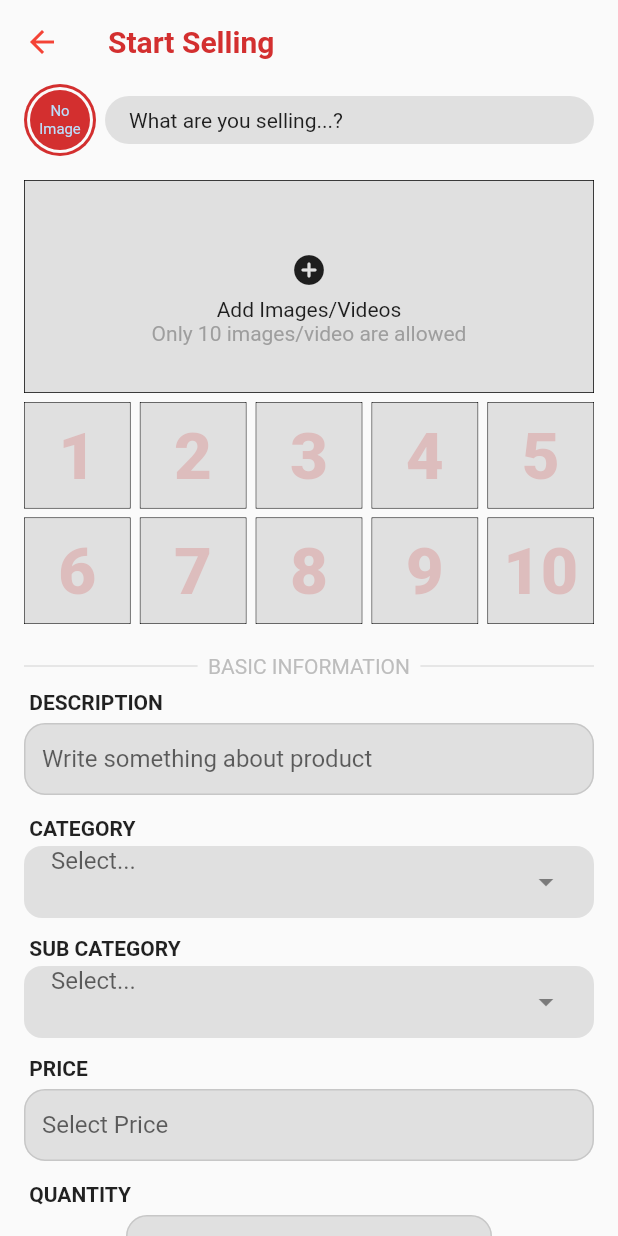
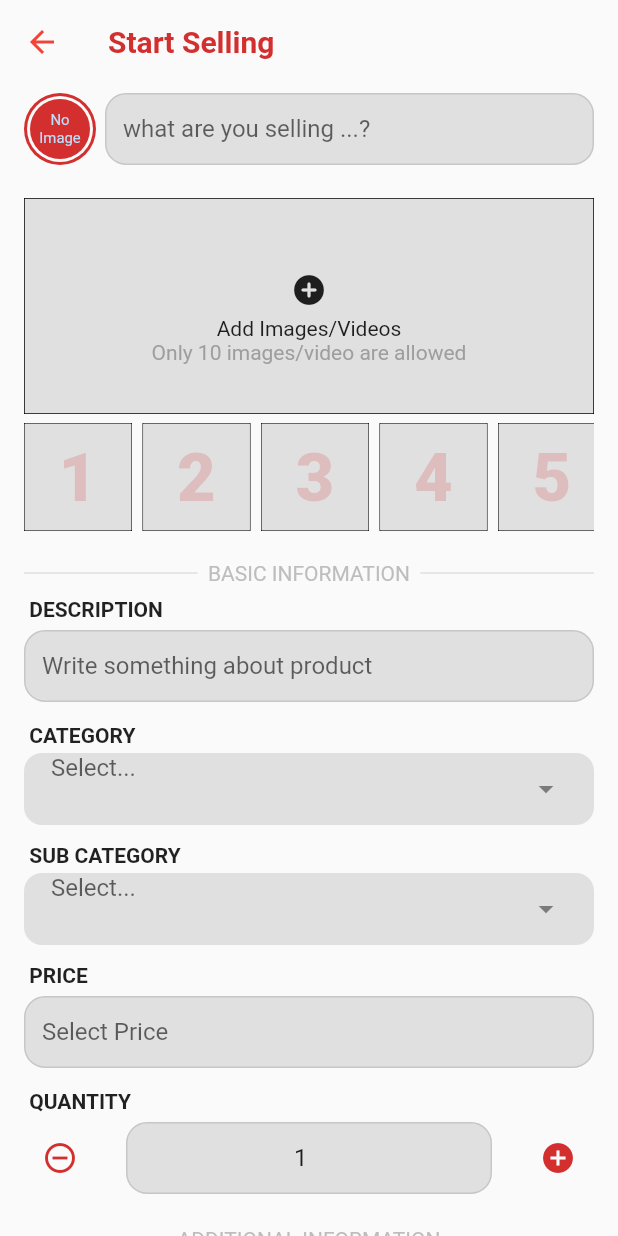
Before and after one commit to askabdulhaseeb/sellout-user, a Flutter app: the AddPage screen opened directly, on a phone screen of 412 x 824 dp. Run offline on Flutter 3.47's test engine with Material 2 defaults, Android fonts, the phone set to English and light mode, and no system bars; drawn by our look-alikes of dropdown_search; our stand-ins replace cloud_firestore, extended_image, file_picker, firebase_auth, firebase_core, firebase_storage and 5 more; accounts and stored records are empty.

Commit message:
Add prod screen work fine but not video add.

```diff
--- a/lib/models/product.dart
+++ b/lib/models/product.dart
@@ -36,6 +36,7 @@ class Product {
   Product({
     required this.pid,
     required this.uid,
+    required this.title,
     required this.prodURL,
     required this.thumbnail,
     required this.condition,
@@ -54,6 +55,7 @@ class Product {
 
   late String pid;
   late String uid;
+  late String title;
   late List<ProductURL> prodURL;
   late String thumbnail;
   late ProdConditionEnum condition;
@@ -73,6 +75,7 @@ class Product {
     return <String, dynamic>{
       'pid': pid,
       'uid': uid,
+      'title': title,
       'prodURL': prodURL.map((ProductURL e) => e.toMap()).toList(),
       'thumbnail': thumbnail,
       'condition':
@@ -100,6 +103,7 @@ class Product {
     return Product(
       pid: doc.data()!['pid'] ?? '',
       uid: doc.data()!['uid'] ?? '',
+      title: doc.data()!['title'] ?? '',
       prodURL: _prodURL,
       thumbnail: doc.data()!['thumbnail'] ?? '',
       condition: ProdConditionEnumConvertor.stringToEnum(
--- a/lib/providers/main_bottom_nav_bar_provider.dart
+++ b/lib/providers/main_bottom_nav_bar_provider.dart
@@ -1,7 +1,7 @@
 import 'package:flutter/material.dart';
 
 class MainBottomNavBarProvider extends ChangeNotifier {
-  int _currentIndex = 0;
+  int _currentIndex = 2;
   void onTabTapped(int index) {
     _currentIndex = index;
     notifyListeners();
--- a/lib/providers/prod_provider.dart
+++ b/lib/providers/prod_provider.dart
@@ -19,6 +19,7 @@ class ProdProvider extends ChangeNotifier {
         DateTime.now().second.toString(),
     uid:
         UserLocalData.getUID + DateTime.now().microsecondsSinceEpoch.toString(),
+        title: '',
     prodURL: <ProductURL>[],
     thumbnail: '',
     condition: ProdConditionEnum.NEW,
@@ -42,6 +43,7 @@ class ProdProvider extends ChangeNotifier {
       uid: UserLocalData.getUID +
           DateTime.now().microsecondsSinceEpoch.toString(),
       prodURL: <ProductURL>[],
+      title: '',
       thumbnail: '',
       condition: ProdConditionEnum.NEW,
       description: '',
--- a/lib/screens/auth/login_screen.dart
+++ b/lib/screens/auth/login_screen.dart
@@ -6,14 +6,15 @@ import '../../database/auth_methods.dart';
 import '../../enums/screen_state_enum.dart';
 import '../../providers/auth_state_provider.dart';
 import '../../providers/main_bottom_nav_bar_provider.dart';
+import '../../services/custom_services.dart';
 import '../../utilities/app_images.dart';
 import '../../utilities/custom_validators.dart';
 import '../../utilities/utilities.dart';
-import '../../widgets/show_loading.dart';
-import '../../widgets/show_info_dialog.dart';
 import '../../widgets/custom_elevated_button.dart';
 import '../../widgets/custom_textformfield.dart';
 import '../../widgets/password_textformfield.dart';
+import '../../widgets/show_info_dialog.dart';
+import '../../widgets/show_loading.dart';
 import '../main_screen/main_screen.dart';
 import 'forget_password_screen.dart';
 import 'register_screen.dart';
@@ -80,6 +81,7 @@ class _LoginScreenState extends State<LoginScreen> {
 
   Future<void> _submitForm() async {
     if (_key.currentState!.validate()) {
+      CustomService.dismissKeyboard();
       Provider.of<AuthStateProvider>(context, listen: false)
           .updateState(ScreenStateEnum.WAITING);
       final User? _user = await AuthMethods().loginWithEmailAndPassword(
--- a/lib/screens/main_screen/pages/add_page.dart
+++ b/lib/screens/main_screen/pages/add_page.dart
@@ -1,6 +1,11 @@
+import 'package:extended_image/extended_image.dart';
 import 'package:flutter/material.dart';
 import 'package:provider/provider.dart';
 import 'package:file_picker/file_picker.dart';
+import 'package:sellout/database/product_api.dart';
+import 'package:sellout/models/product.dart';
+import 'package:sellout/widgets/custom_toast.dart';
+import 'package:sellout/widgets/show_loading.dart';
 import '../../../enums/delivery_type.dart';
 import '../../../enums/privacy_type.dart';
 import '../../../enums/product_condition.dart';
@@ -34,12 +39,25 @@ class _AddPageState extends State<AddPage> {
   ProdPrivacyTypeEnum _privacy = ProdPrivacyTypeEnum.PUBLIC;
   DeliveryTypeEnum _delivery = DeliveryTypeEnum.DELIVERY;
 
+  final TextEditingController _title = TextEditingController();
   final TextEditingController _description = TextEditingController();
   final TextEditingController _price = TextEditingController();
   final TextEditingController _quantity = TextEditingController(text: '1');
   final TextEditingController _deliveryFee = TextEditingController(text: '0');
   bool _acceptOffer = true;
-  final List<PlatformFile> _files = <PlatformFile>[];
+  bool _isloading = false;
+  final List<PlatformFile?> _files = <PlatformFile?>[
+    null,
+    null,
+    null,
+    null,
+    null,
+    null,
+    null,
+    null,
+    null,
+    null,
+  ];
 
   @override
   void initState() {
@@ -85,14 +103,80 @@ class _AddPageState extends State<AddPage> {
                     const SizedBox(height: 16),
                     _GetProductImages(
                       onTap: () => _fetchMedia(),
+                      file: _files,
                     ),
                     const SizedBox(height: 20),
                     _infoSection(category),
                     const SizedBox(height: 16),
-                    CustomElevatedButton(
+                    _isloading
+                        ? const ShowLoading()
+                        : CustomElevatedButton(
                             title: 'Post',
-                      onTap: () {
-                        if (_key.currentState!.validate()) {}
+                            onTap: () async {
+                              if (_key.currentState!.validate()) {
+                                setState(() {
+                                  _isloading = true;
+                                });
+                                String _pid = DateTime.now()
+                                    .microsecondsSinceEpoch
+                                    .toString();
+                                List<ProductURL> _urls = [];
+                                for (int i = 0; i < 10; i++) {
+                                  if (_files[i] != null) {
+                                    String? _tempURL =
+                                        await ProductAPI().uploadImage(
+                                      pid: _pid,
+                                      file: File(_files[0]!.path!),
+                                    );
+                                    _urls.add(
+                                      ProductURL(
+                                        url: _tempURL ?? '',
+                                        isVideo: Utilities.isVideo(
+                                            extension: _files[0]!.extension!),
+                                        index: i,
+                                      ),
+                                    );
+                                  }
+                                }
+                                Product _product = Product(
+                                  pid: DateTime.now()
+                                      .microsecondsSinceEpoch
+                                      .toString(),
+                                  uid: UserLocalData.getUID,
+                                  title: _title.text.trim(),
+                                  prodURL: _urls,
+                                  thumbnail: '',
+                                  condition: _condition,
+                                  description: _description.text.trim(),
+                                  categories: [
+                                    category.selectedCategroy!.catID
+                                  ],
+                                  subCategories: [
+                                    category.selectedSubCategory!.catID
+                                  ],
+                                  price: double.parse(_price.text),
+                                  acceptOffers: _acceptOffer,
+                                  privacy: _privacy,
+                                  delivery: _delivery,
+                                  deliveryFree:
+                                      double.parse(_deliveryFee.text.trim()),
+                                  quantity: int.parse(_quantity.text.trim()),
+                                  isAvailable: true,
+                                  timestamp:
+                                      DateTime.now().microsecondsSinceEpoch,
+                                );
+                                final bool _uploaded =
+                                    await ProductAPI().addProduct(_product);
+                                setState(() {
+                                  _isloading = false;
+                                });
+                                if (_uploaded) {
+                                  CustomToast.successToast(
+                                      message: 'Uploaded Successfully');
+                                } else {
+                                  CustomToast.errorToast(message: 'Error');
+                                }
+                              }
                             },
                           ),
                     const SizedBox(height: 40),
@@ -113,7 +197,14 @@ class _AddPageState extends State<AddPage> {
     );
     if (_result == null) return;
     _files.clear();
-    _files.addAll(_result.files);
+    for (PlatformFile element in _result.files) {
+      // File mediaFile = File(element.path!);
+      _files.add(element);
+    }
+    for (int i = _result.files.length; i < 10; i++) {
+      _files.add(null);
+    }
+
     setState(() {});
   }
 
@@ -319,17 +410,10 @@ class _AddPageState extends State<AddPage> {
         ),
         const SizedBox(width: 6),
         Flexible(
-          child: Container(
-            padding: EdgeInsets.symmetric(
-              vertical: Utilities.padding / 2,
-              horizontal: Utilities.padding,
-            ),
-            alignment: Alignment.centerLeft,
-            decoration: BoxDecoration(
-              color: Colors.grey[300],
-              borderRadius: BorderRadius.circular(Utilities.borderRadius),
-            ),
-            child: const Text('What are you selling...?'),
+          child: CustomTextFormField(
+            controller: _title,
+            hint: 'what are you selling ...?',
+            validator: (String? value) => CustomValidator.isEmpty(value),
           ),
         )
       ],
@@ -338,7 +422,9 @@ class _AddPageState extends State<AddPage> {
 }
 
 class _GetProductImages extends StatefulWidget {
-  const _GetProductImages({required this.onTap, Key? key}) : super(key: key);
+  const _GetProductImages({required this.file, required this.onTap, Key? key})
+      : super(key: key);
+  final List<PlatformFile?> file;
   final VoidCallback onTap;
   @override
   __GetProductImagesState createState() => __GetProductImagesState();
@@ -347,7 +433,7 @@ class _GetProductImages extends StatefulWidget {
 class __GetProductImagesState extends State<_GetProductImages> {
   @override
   Widget build(BuildContext context) {
-    final double _width = MediaQuery.of(context).size.width - 32 - 25;
+    final double _width = MediaQuery.of(context).size.width - 32 - 20;
     return Column(
       children: <Widget>[
         InkWell(
@@ -376,26 +462,19 @@ class __GetProductImagesState extends State<_GetProductImages> {
           ),
         ),
         const SizedBox(height: 6),
-        Row(
-          mainAxisAlignment: MainAxisAlignment.spaceBetween,
-          children: <Widget>[
-            _ImageBox(index: 1, width: _width / 5),
-            _ImageBox(index: 2, width: _width / 5),
-            _ImageBox(index: 3, width: _width / 5),
-            _ImageBox(index: 4, width: _width / 5),
-            _ImageBox(index: 5, width: _width / 5),
-          ],
+        SizedBox(
+          height: _width / 5,
+          child: ListView.separated(
+            scrollDirection: Axis.horizontal,
+            itemCount: widget.file.length,
+            separatorBuilder: (BuildContext context, int index) =>
+                const SizedBox(width: 7),
+            itemBuilder: (BuildContext context, int index) => _ImageBox(
+              index: index + 1,
+              width: _width / 5,
+              file: widget.file[index],
             ),
-        const SizedBox(height: 6),
-        Row(
-          mainAxisAlignment: MainAxisAlignment.spaceBetween,
-          children: <Widget>[
-            _ImageBox(index: 6, width: _width / 5),
-            _ImageBox(index: 7, width: _width / 5),
-            _ImageBox(index: 8, width: _width / 5),
-            _ImageBox(index: 9, width: _width / 5),
-            _ImageBox(index: 10, width: _width / 5),
-          ],
+          ),
         ),
       ],
     );
@@ -403,12 +482,17 @@ class __GetProductImagesState extends State<_GetProductImages> {
 }
 
 class _ImageBox extends StatelessWidget {
-  const _ImageBox({required this.index, required double width, Key? key})
-      : _width = width,
+  const _ImageBox({
+    required this.index,
+    required double width,
+    this.file,
+    Key? key,
+  })  : _width = width,
         super(key: key);
 
   final double _width;
   final int index;
+  final PlatformFile? file;
 
   @override
   Widget build(BuildContext context) {
@@ -418,7 +502,8 @@ class _ImageBox extends StatelessWidget {
       decoration: BoxDecoration(
         border: Border.all(color: Colors.black, width: 0.5),
       ),
-      child: Container(
+      child: (file == null)
+          ? Container(
               height: double.infinity,
               width: double.infinity,
               padding: const EdgeInsets.all(10),
@@ -432,6 +517,11 @@ class _ImageBox extends StatelessWidget {
                   ),
                 ),
               ),
+            )
+          : SizedBox(
+              height: double.infinity,
+              width: double.infinity,
+              child: Image.file(File(file!.path!)),
             ),
     );
   }
--- a/lib/utilities/utilities.dart
+++ b/lib/utilities/utilities.dart
@@ -2,25 +2,48 @@ class Utilities {
   static double get padding => 16;
   static double get borderRadius => 24;
   static List<String> get videosAndImages => <String>[
+        'heic',
         'jpeg',
         'jpg',
         'png',
-        // 'pjp',
-        // 'pjpeg',
-        // 'jfif',
+        'pjp',
+        'pjpeg',
+        'jfif',
         'gif',
         'mp4',
         'mov',
-        // 'mkv',
-        // 'qt',
-        // 'm4p',
-        // 'm4v',
-        // 'mpg',
-        // 'mpeg',
-        // 'mpv',
-        // 'm2v',
-        // '3gp',
-        // '3g2',
-        // 'svi',
+        'mkv',
+        'qt',
+        'm4p',
+        'm4v',
+        'mpg',
+        'mpeg',
+        'mpv',
+        'm2v',
+        '3gp',
+        '3g2',
+        'svi',
       ];
+  static final List<String> _listOfVideoExtensions = <String>[
+    'gif',
+    'mp4',
+    'mov',
+    'mkv',
+    'qt',
+    'm4p',
+    'm4v',
+    'mpg',
+    'mpeg',
+    'mpv',
+    'm2v',
+    '3gp',
+    '3g2',
+    'svi',
+  ];
+  static bool isVideo({required String extension}) {
+    if (_listOfVideoExtensions.contains(extension.toLowerCase())) {
+      return true;
+    }
+    return false;
+  }
 }
--- a/pubspec.yaml
+++ b/pubspec.yaml
@@ -24,6 +24,7 @@ dependencies:
   extended_image: ^6.0.1
   file_picker: ^4.3.2 #info.plist
   font_awesome_flutter: ^9.2.0
+  video_player: ^2.2.13
 
   fluttertoast: ^8.0.8
 
```
Also changed, not shown: lib/database/product_api.dart (+16 -0 lines), pubspec.lock, 3 other files. Lines whose indentation alone changed are shown as unchanged.
